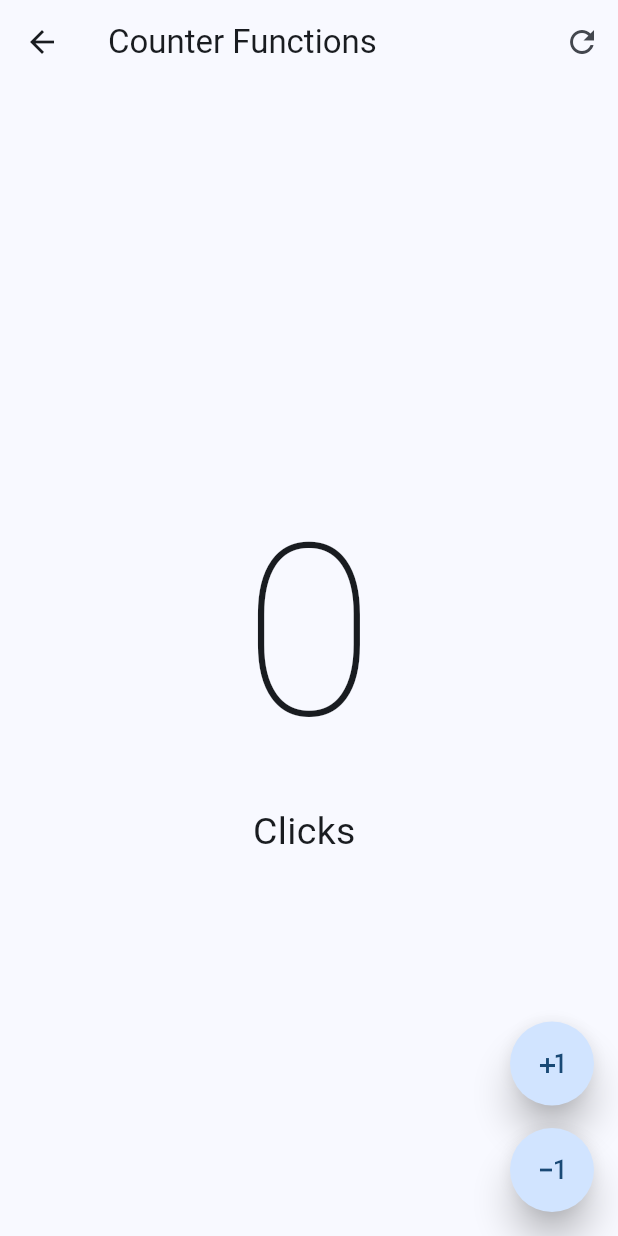
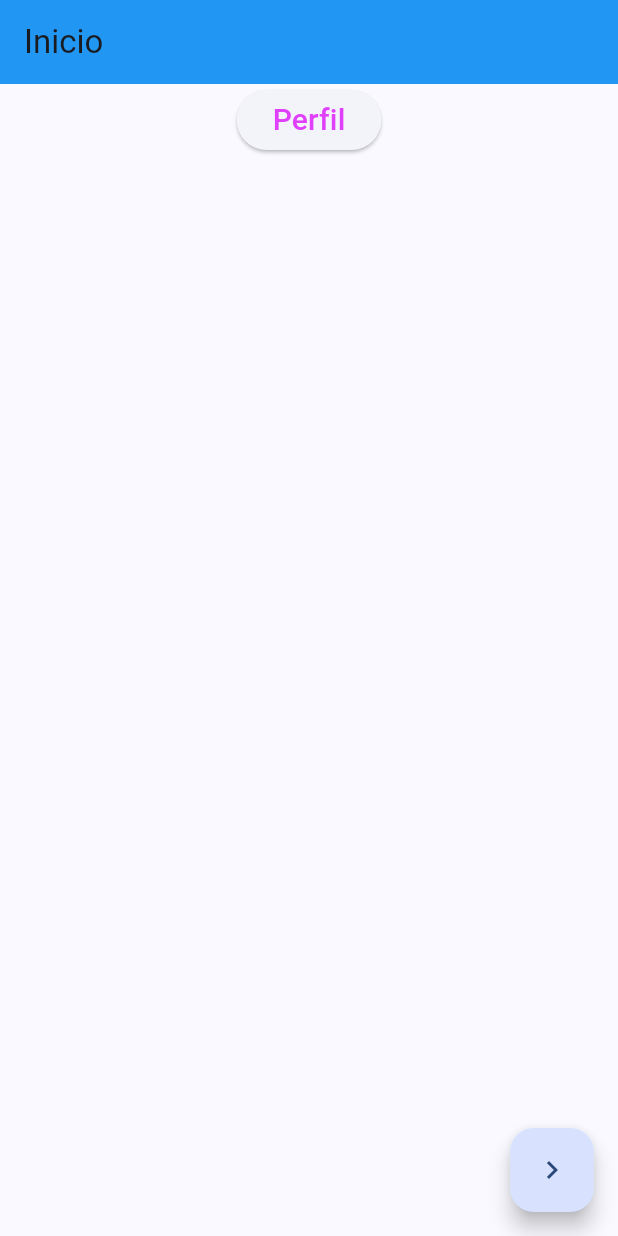
Before and after one commit to MigueDeep/flutter-mobile-course, a Flutter app: the screen it shows after launch, on a phone screen of 412 x 824 dp. Run offline on Flutter 3.47's test engine with Material 3 defaults, Android fonts, the phone set to English and light mode, and no system bars.

Commit message:
navigation activity

```diff
--- a/lib/main.dart
+++ b/lib/main.dart
@@ -1,4 +1,8 @@
 import 'package:flutter/material.dart';
+import 'package:hello_world_app/navigation/Top.dart';
+import 'package:hello_world_app/navigation/home.dart';
+import 'package:hello_world_app/navigation/profile.dart';
+import 'package:hello_world_app/navigation/reservations.dart';
 import 'package:hello_world_app/presentation/screens/counter/counter_functions_screen.dart';
 
 void main(){
@@ -12,11 +16,18 @@ class MyApp extends StatelessWidget{
   @override
   Widget build(BuildContext context) {
     return MaterialApp(
+      initialRoute: '/home',
+      routes: {
+        '/counter': (context) => const CounterFunctionsScreen(),
+        '/home': (context) => const Home(),
+        '/reservations': (context) => const Reservations(),
+        '/profile': (context) => const Profile(),
+        '/top': (context) => const Top(),
+      },
       debugShowCheckedModeBanner: false,
-      home: const CounterFunctionsScreen(),
       theme: ThemeData(
         useMaterial3: true,
-        colorSchemeSeed: Colors.blue
+        colorSchemeSeed: Colors.blueAccent
       )
     );
 }
--- /dev/null
+++ b/lib/navigation/home.dart
@@ -0,0 +1,32 @@
+import 'package:flutter/material.dart';
+
+class Home extends StatelessWidget {
+  const Home({super.key});
+
+  @override
+  Widget build(BuildContext context) {
+    return Scaffold(
+      appBar: AppBar(
+        title: const Text("Inicio"),
+        backgroundColor: Colors.blue,
+      ),
+      floatingActionButton: FloatingActionButton(
+        onPressed: () => {
+          Navigator.pushNamed(context, '/reservations'),
+        },
+        child: const Icon(Icons.chevron_right),
+      ),
+      body: Center(
+        child: Column(
+          children: <Widget>[
+            ElevatedButton(
+                onPressed: () => {
+                      Navigator.pushNamed(context, '/profile'),
+                    },
+                child: const Text("Perfil", style: TextStyle(fontSize: 20, color: Colors.purpleAccent))),
+          ],
+        ),
+      ),
+    );
+  }
+}
```
Also changed, not shown: lib/navigation/profile.dart (added, +24 -0 lines), lib/navigation/reservations.dart (added, +24 -0 lines), lib/navigation/top.dart (added, +24 -0 lines).
